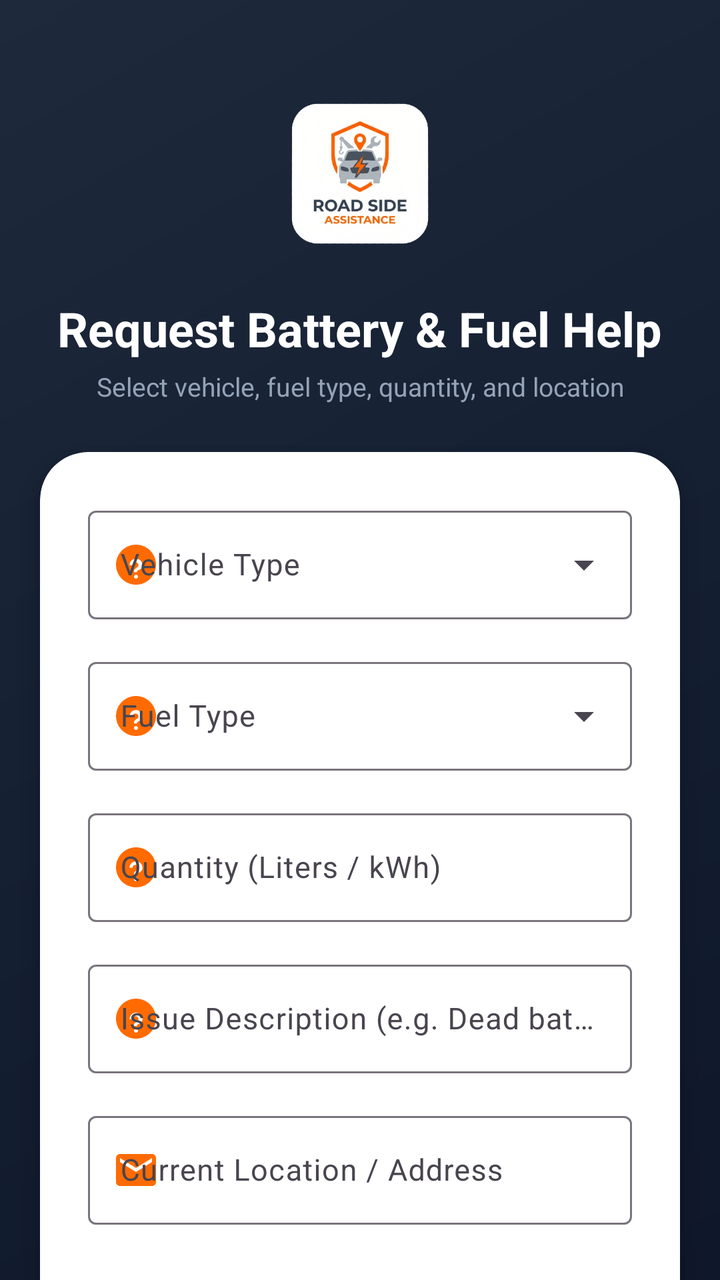
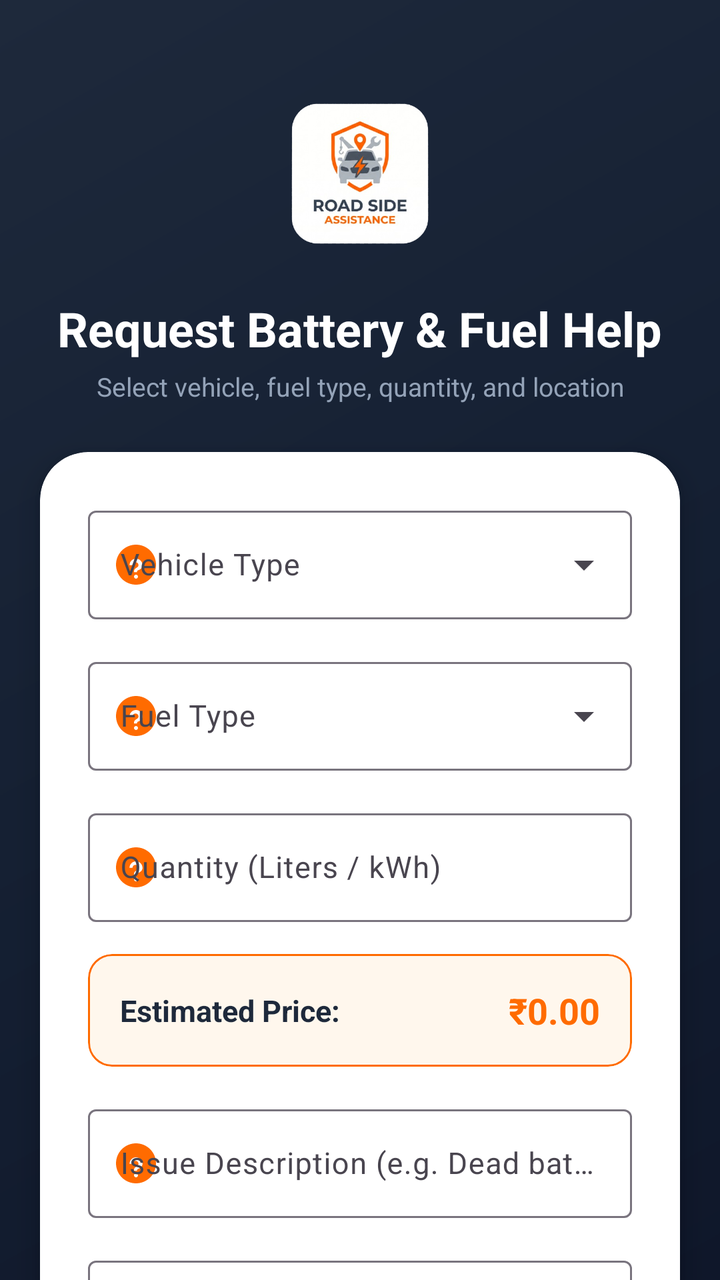

Before-and-after screenshots of an Android layout around one commit, followed by the original layout XML and the change that was made.
<!-- AndroidManifest.xml: application theme Theme.RoadSideAssistance -->
<!-- res/layout/activity_request_battery.xml -->
<?xml version="1.0" encoding="utf-8"?>
<androidx.coordinatorlayout.widget.CoordinatorLayout xmlns:android="http://schemas.android.com/apk/res/android"
    xmlns:app="http://schemas.android.com/apk/res-auto"
    xmlns:tools="http://schemas.android.com/tools"
    android:id="@+id/main"
    android:layout_width="match_parent"
    android:layout_height="match_parent"
    android:background="@drawable/splash_bg_gradient"
    tools:context=".RequestBatteryActivity">

    <androidx.core.widget.NestedScrollView
        android:layout_width="match_parent"
        android:layout_height="match_parent"
        android:fillViewport="true">

        <LinearLayout
            android:layout_width="match_parent"
            android:layout_height="wrap_content"
            android:orientation="vertical"
            android:paddingBottom="32dp">

            
            <LinearLayout
                android:layout_width="match_parent"
                android:layout_height="wrap_content"
                android:gravity="center"
                android:orientation="vertical"
                android:paddingStart="24dp"
                android:paddingTop="36dp"
                android:paddingEnd="24dp"
                android:paddingBottom="20dp">

                <ImageView
                    android:id="@+id/imgLogo"
                    android:layout_width="100dp"
                    android:layout_height="100dp"
                    android:adjustViewBounds="true"
                    android:contentDescription="@string/app_name"
                    android:scaleType="fitCenter"
                    android:src="@drawable/logo_new" />

                <TextView
                    android:layout_width="wrap_content"
                    android:layout_height="wrap_content"
                    android:layout_marginTop="12dp"
                    android:text="Request Battery &amp; Fuel Help"
                    android:textColor="@color/text_white"
                    android:textSize="24sp"
                    android:textStyle="bold" />

                <TextView
                    android:layout_width="wrap_content"
                    android:layout_height="wrap_content"
                    android:layout_marginTop="4dp"
                    android:gravity="center"
                    android:text="Select vehicle, fuel type, quantity, and location"
                    android:textColor="@color/text_muted"
                    android:textSize="13sp" />

            </LinearLayout>

            
            <com.google.android.material.card.MaterialCardView
                android:layout_width="match_parent"
                android:layout_height="wrap_content"
                android:layout_marginStart="20dp"
                android:layout_marginTop="4dp"
                android:layout_marginEnd="20dp"
                android:layout_marginBottom="16dp"
                app:cardBackgroundColor="@color/card_bg"
                app:cardCornerRadius="24dp"
                app:cardElevation="8dp"
                app:strokeWidth="0dp">

                <LinearLayout
                    android:layout_width="match_parent"
                    android:layout_height="wrap_content"
                    android:orientation="vertical"
                    android:padding="24dp">

                    
                    <com.google.android.material.textfield.TextInputLayout
                        android:id="@+id/tilVehicleType"
                        style="@style/Widget.Material3.TextInputLayout.OutlinedBox.ExposedDropdownMenu"
                        android:layout_width="match_parent"
                        android:layout_height="wrap_content"
                        android:hint="Vehicle Type"
                        app:startIconDrawable="@drawable/ic_help_question"
                        app:startIconTint="@color/primary_orange">

                        <AutoCompleteTextView
                            android:id="@+id/actvVehicleType"
                            android:layout_width="match_parent"
                            android:layout_height="wrap_content"
                            android:inputType="none"
                            android:textSize="15sp" />

                    </com.google.android.material.textfield.TextInputLayout>

                    
                    <com.google.android.material.textfield.TextInputLayout
                        android:id="@+id/tilFuelType"
                        style="@style/Widget.Material3.TextInputLayout.OutlinedBox.ExposedDropdownMenu"
                        android:layout_width="match_parent"
                        android:layout_height="wrap_content"
                        android:layout_marginTop="16dp"
                        android:hint="Fuel Type"
                        app:startIconDrawable="@drawable/ic_help_question"
                        app:startIconTint="@color/primary_orange">

                        <AutoCompleteTextView
                            android:id="@+id/actvFuelType"
                            android:layout_width="match_parent"
                            android:layout_height="wrap_content"
                            android:inputType="none"
                            android:textSize="15sp" />

                    </com.google.android.material.textfield.TextInputLayout>

                    
                    <com.google.android.material.textfield.TextInputLayout
                        android:id="@+id/tilQuantity"
                        style="@style/Widget.Material3.TextInputLayout.OutlinedBox"
                        android:layout_width="match_parent"
                        android:layout_height="wrap_content"
                        android:layout_marginTop="16dp"
                        android:hint="Quantity (Liters / kWh)"
                        app:startIconDrawable="@drawable/ic_help_question"
                        app:startIconTint="@color/primary_orange">

                        <com.google.android.material.textfield.TextInputEditText
                            android:id="@+id/etQuantity"
                            android:layout_width="match_parent"
                            android:layout_height="wrap_content"
                            android:inputType="numberDecimal"
                            android:maxLines="1"
                            android:textSize="15sp" />

                    </com.google.android.material.textfield.TextInputLayout>

                    
                    <com.google.android.material.textfield.TextInputLayout
                        android:id="@+id/tilIssue"
                        style="@style/Widget.Material3.TextInputLayout.OutlinedBox"
                        android:layout_width="match_parent"
                        android:layout_height="wrap_content"
                        android:layout_marginTop="16dp"
                        android:hint="Issue Description (e.g. Dead battery)"
                        app:startIconDrawable="@drawable/ic_help_question"
                        app:startIconTint="@color/primary_orange">

                        <com.google.android.material.textfield.TextInputEditText
                            android:id="@+id/etIssue"
                            android:layout_width="match_parent"
                            android:layout_height="wrap_content"
                            android:inputType="textLongMessage|textCapSentences"
                            android:maxLines="3"
                            android:textSize="15sp" />

                    </com.google.android.material.textfield.TextInputLayout>

                    
                    <com.google.android.material.textfield.TextInputLayout
                        android:id="@+id/tilLocation"
                        style="@style/Widget.Material3.TextInputLayout.OutlinedBox"
                        android:layout_width="match_parent"
                        android:layout_height="wrap_content"
                        android:layout_marginTop="16dp"
                        android:hint="Current Location / Address"
                        app:startIconDrawable="@drawable/ic_email"
                        app:startIconTint="@color/primary_orange">

                        <com.google.android.material.textfield.TextInputEditText
                            android:id="@+id/etLocation"
                            android:layout_width="match_parent"
                            android:layout_height="wrap_content"
                            android:inputType="textPostalAddress|textCapWords"
                            android:maxLines="2"
                            android:textSize="15sp" />

                    </com.google.android.material.textfield.TextInputLayout>

                    
                    <com.google.android.material.button.MaterialButton
                        android:id="@+id/btnSubmitRequest"
                        android:layout_width="match_parent"
                        android:layout_height="54dp"
                        android:layout_marginTop="24dp"
                        android:backgroundTint="@color/primary_orange"
                        android:text="Submit Request"
                        android:textColor="@color/text_white"
                        android:textSize="16sp"
                        android:textStyle="bold"
                        app:cornerRadius="12dp" />

                    
                    <ProgressBar
                        android:id="@+id/progressBar"
                        android:layout_width="wrap_content"
                        android:layout_height="wrap_content"
                        android:layout_gravity="center"
                        android:layout_marginTop="16dp"
                        android:indeterminateTint="@color/primary_orange"
                        android:visibility="gone" />

                    
                    <TextView
                        android:id="@+id/tvBackToMain"
                        android:layout_width="wrap_content"
                        android:layout_height="wrap_content"
                        android:layout_gravity="center"
                        android:layout_marginTop="20dp"
                        android:padding="8dp"
                        android:text="Back to Dashboard"
                        android:textColor="@color/text_secondary"
                        android:textSize="14sp" />

                </LinearLayout>

            </com.google.android.material.card.MaterialCardView>

        </LinearLayout>

    </androidx.core.widget.NestedScrollView>

</androidx.coordinatorlayout.widget.CoordinatorLayout>
<!-- resources referenced by this layout -->
<resources>
  <color name="card_bg">#FFFFFF</color>
  <color name="primary_orange">#FF6B00</color>
  <color name="text_muted">#94A3B8</color>
  <color name="text_secondary">#64748B</color>
  <color name="text_white">#FFFFFF</color>
  <!-- drawable ic_email (drawable) -->
  <vector xmlns:android="http://schemas.android.com/apk/res/android"
      android:width="24dp"
      android:height="24dp"
      android:viewportWidth="24"
      android:viewportHeight="24">
    <path
        android:fillColor="@color/icon_tint"
        android:pathData="M20,4H4c-1.1,0 -1.99,0.9 -1.99,2L2,18c0,1.1 0.9,2 2,2h16c1.1,0 2,-0.9 2,-2V6c0,-1.1 -0.9,-2 -2,-2zM20,8l-8,5 -8,-5V6l8,5 8,-5v2z"/>
  </vector>
  <!-- drawable ic_help_question (drawable) -->
  <vector xmlns:android="http://schemas.android.com/apk/res/android"
      android:width="24dp"
      android:height="24dp"
      android:viewportWidth="24"
      android:viewportHeight="24">
    <path
        android:fillColor="@color/icon_tint"
        android:pathData="M12,2C6.48,2 2,6.48 2,12s4.48,10 10,10 10,-4.48 10,-10S17.52,2 12,2zM12,19c-0.55,0 -1,-0.45 -1,-1s0.45,-1 1,-1 1,0.45 1,1 -0.45,1 -1,1zM13.07,14.75c-0.42,0.26 -0.57,0.48 -0.57,0.96h-1.5v-0.34c0,-0.83 0.43,-1.3 1.07,-1.69 0.63,-0.38 1.18,-0.74 1.18,-1.43 0,-0.83 -0.67,-1.5 -1.5,-1.5s-1.5,0.67 -1.5,1.5H8.75c0,-1.79 1.46,-3.25 3.25,-3.25s3.25,1.46 3.25,3.25c0,1.26 -0.84,1.86 -1.68,2.37z"/>
  </vector>
  <!-- drawable logo_new: png bitmap (drawable, 132657 bytes) -->
  <!-- drawable splash_bg_gradient (drawable) -->
  <?xml version="1.0" encoding="utf-8"?>
  <shape xmlns:android="http://schemas.android.com/apk/res/android"
      android:shape="rectangle">
      <gradient
          android:angle="135"
          android:startColor="@color/splash_bg_start"
          android:centerColor="#152033"
          android:endColor="@color/splash_bg_end"
          android:type="linear" />
  </shape>
  <string name="app_name">Roadside Assistance</string>
  <style name="Theme.RoadSideAssistance" parent="Base.Theme.RoadSideAssistance" />
  <color name="icon_tint">#64748B</color>
  <color name="splash_bg_start">#0F172A</color>
  <color name="splash_bg_end">#1E293B</color>
  <style name="Base.Theme.RoadSideAssistance" parent="Theme.Material3.DayNight.NoActionBar">
          
          
      </style>
</resources>

<!-- the commit's change to res/layout/activity_request_battery.xml (unified diff, before → after) -->
@@ -139,6 +139,46 @@
                     </com.google.android.material.textfield.TextInputLayout>
 
                     
+                    <com.google.android.material.card.MaterialCardView
+                        android:layout_width="match_parent"
+                        android:layout_height="wrap_content"
+                        android:layout_marginTop="16dp"
+                        app:cardBackgroundColor="@color/orange_light_bg"
+                        app:cardCornerRadius="12dp"
+                        app:cardElevation="0dp"
+                        app:strokeColor="@color/primary_orange"
+                        app:strokeWidth="1dp">
+
+                        <LinearLayout
+                            android:layout_width="match_parent"
+                            android:layout_height="wrap_content"
+                            android:gravity="center_vertical"
+                            android:orientation="horizontal"
+                            android:padding="16dp">
+
+                            <TextView
+                                android:layout_width="0dp"
+                                android:layout_height="wrap_content"
+                                android:layout_weight="1"
+                                android:text="Estimated Price:"
+                                android:textColor="@color/text_primary"
+                                android:textSize="15sp"
+                                android:textStyle="bold" />
+
+                            <TextView
+                                android:id="@+id/tvEstimatedPrice"
+                                android:layout_width="wrap_content"
+                                android:layout_height="wrap_content"
+                                android:text="₹0.00"
+                                android:textColor="@color/primary_orange"
+                                android:textSize="18sp"
+                                android:textStyle="bold" />
+
+                        </LinearLayout>
+
+                    </com.google.android.material.card.MaterialCardView>
+
+                    
                     <com.google.android.material.textfield.TextInputLayout
                         android:id="@+id/tilIssue"
                         style="@style/Widget.Material3.TextInputLayout.OutlinedBox"
<!-- resource entries referenced after the edit -->
@@ -1,8 +1,10 @@
 <!-- resources referenced by this layout -->
 <resources>
   <color name="card_bg">#FFFFFF</color>
+  <color name="orange_light_bg">#FFF7ED</color>
   <color name="primary_orange">#FF6B00</color>
   <color name="text_muted">#94A3B8</color>
+  <color name="text_primary">#1E293B</color>
   <color name="text_secondary">#64748B</color>
   <color name="text_white">#FFFFFF</color>
   <!-- drawable ic_email (drawable) -->
